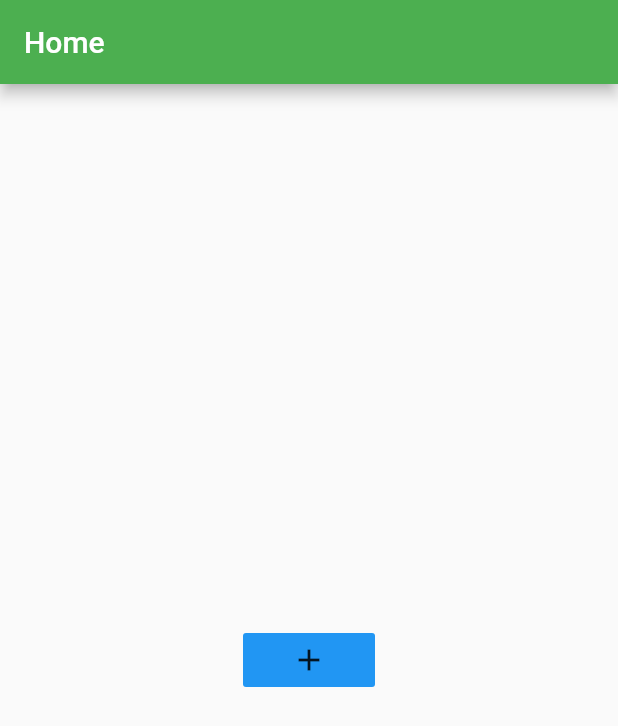
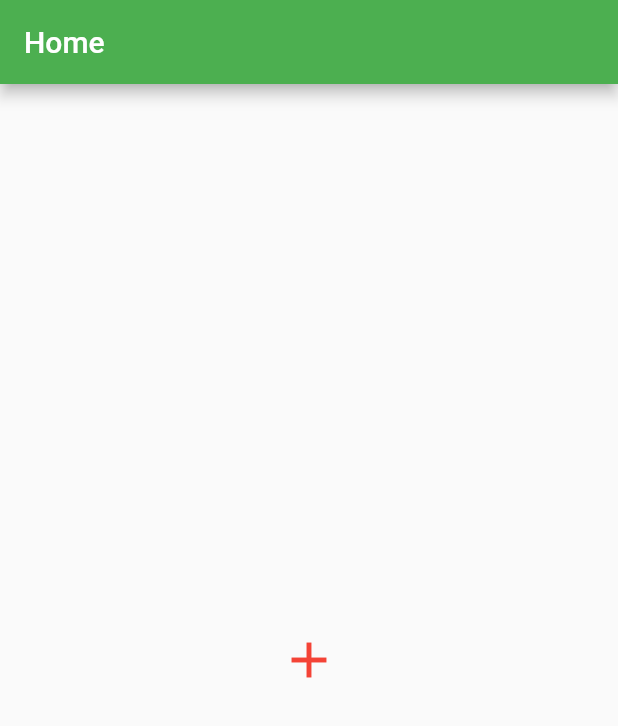
Before and after one commit to nilayingle/FlutterApp, a Flutter app: the screen it shows after launch, on a phone screen of 412 x 824 dp. Shown: the top 726 px of the screen. Run offline on Flutter 3.47's test engine with Material 2 defaults, Android fonts, the phone set to English and light mode, and no system bars; our stand-ins replace toast.

Commit message:
IconButton Added

```diff
--- a/lib/my_home_app.dart
+++ b/lib/my_home_app.dart
@@ -15,14 +15,25 @@ class _MyHomeState extends State<MyHome> {
         backgroundColor: Colors.green,
       ),
       body: Center(
-        child: FlatButton(
-          child: Icon(Icons.add),
-          onPressed: null,
-          color: Colors.blue,
-          disabledColor: Colors.red,
-          onLongPress: () => Toast.show('Add Button', context),
+        child: IconButton(
+          icon: Icon(Icons.add),
+          onPressed: () => print('button pressed'),
+          color: Colors.red,
+          iconSize: 40.0,
+          splashColor: Colors.lightGreenAccent,
+          padding: EdgeInsets.all(20.0),
+          tooltip: 'Click Here to Add Your Photo',
         ),
       ),
+      // body: Center(
+      //   child: FlatButton(
+      //     child: Icon(Icons.add),
+      //     onPressed: null,
+      //     color: Colors.blue,
+      //     disabledColor: Colors.red,
+      //     onLongPress: () => Toast.show('Add Button', context),
+      //   ),
+      // ),
       // body: Center(
       //   child: OutlineButton(
       //     onPressed: () => print('button pressed'),
```
